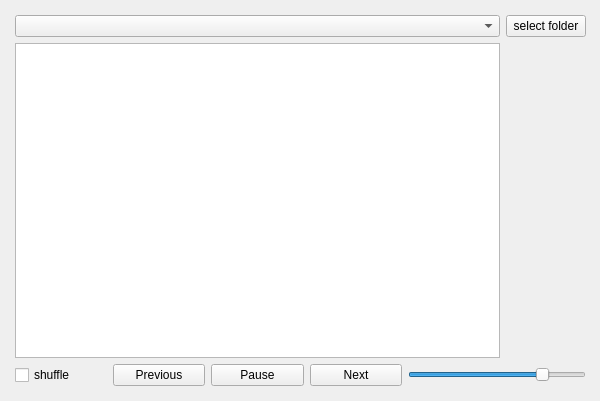
The window that LWMP/lwmp.ui (bjomar/LWMP) describes before a commit, drawn with Qt 5.
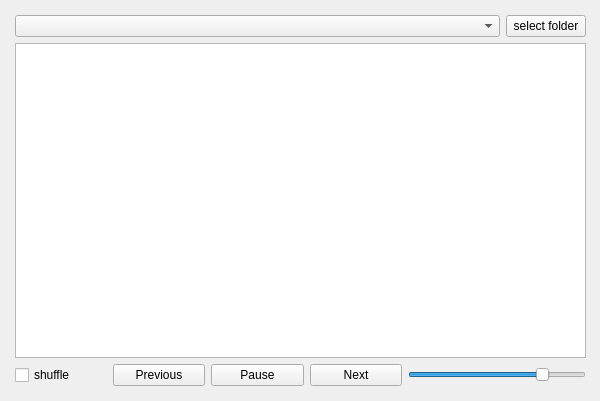
The same window after the commit.

```diff
--- a/LWMP/lwmp.ui
+++ b/LWMP/lwmp.ui
@@ -141,7 +141,7 @@
       </property>
      </widget>
     </item>
-    <item row="1" column="0" rowspan="2" colspan="5">
+    <item row="1" column="0" rowspan="2" colspan="6">
      <widget class="QListWidget" name="m_lwTitleList"/>
     </item>
    </layout>
```
Left out of the diff: 6 changed lines with no effect on the pictures.
